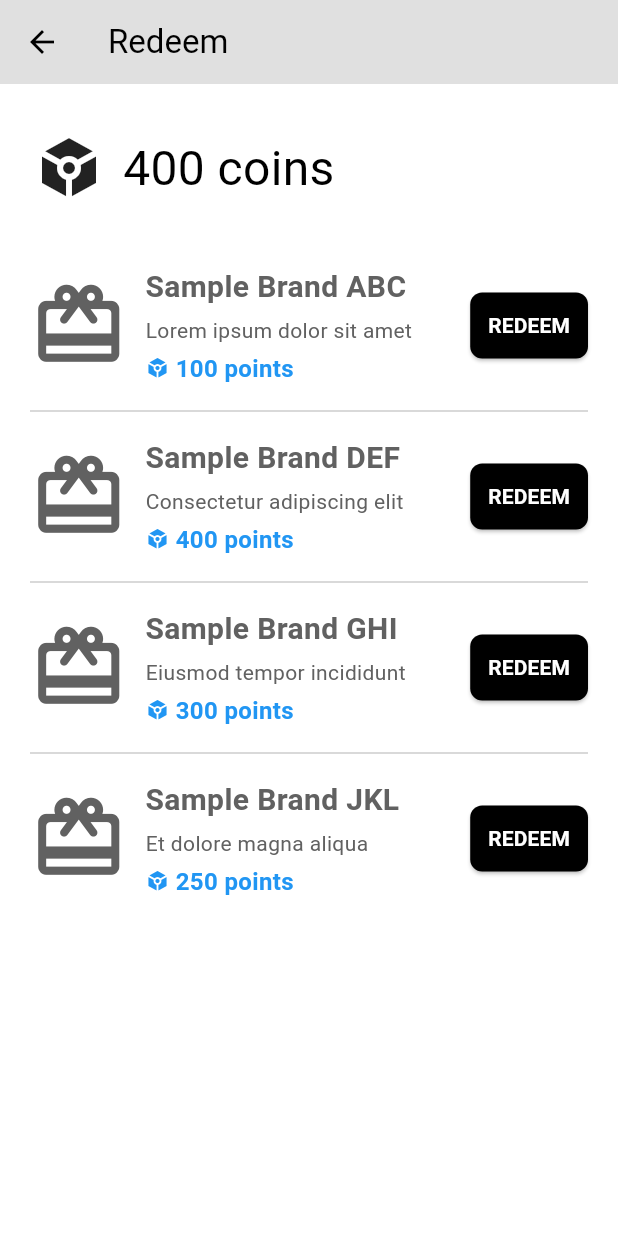
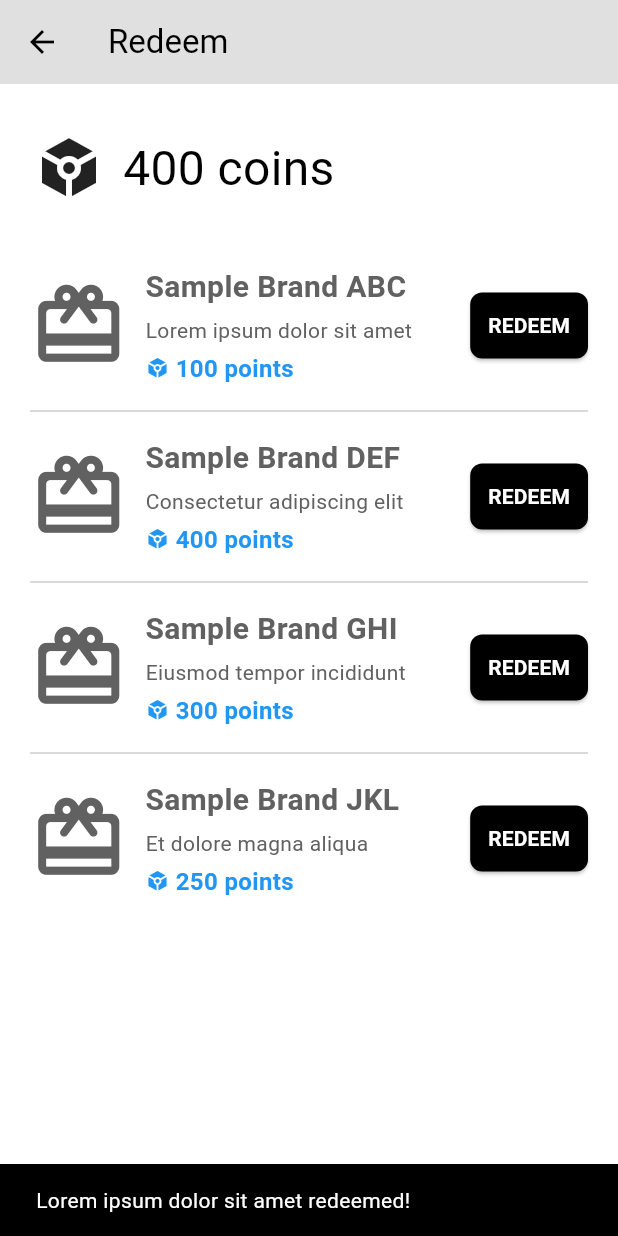
Before and after one commit to mixter3011/Eco_App, a Flutter app: the RedeemPage screen opened directly, after a tap on "REDEEM", on a phone screen of 412 x 824 dp. Run offline on Flutter 3.47's test engine with Material 3 defaults, Android fonts, the phone set to English and light mode, and no system bars; our stand-ins replace google_fonts, pie_chart, slide_to_act.

Commit message:
Minor tweaks to Add Emission Page & Redeem Page

```diff
--- a/lib/pages/redeem_page.dart
+++ b/lib/pages/redeem_page.dart
@@ -78,6 +78,13 @@ class _RedeemPageState extends State<RedeemPage> {
                           if (giftCards[index][2] <= coins) {
                             // User CAN redeem
                             redeemCard(giftCards[index][2]);
+                            ScaffoldMessenger.of(context).showSnackBar(
+                              SnackBar(
+                                content:
+                                    Text('${giftCards[index][1]} redeemed!'),
+                                duration: const Duration(seconds: 2),
+                              ),
+                            );
                           } else {
                             // User CANNOT Redeem
                             /*
--- a/pubspec.yaml
+++ b/pubspec.yaml
@@ -38,6 +38,7 @@ dependencies:
   google_fonts: ^6.2.1
   provider: ^6.1.2
   pie_chart: ^5.4.0
+  easy_pie_chart: ^1.0.0
   slide_to_act: ^2.0.2
 
 dev_dependencies:
```
Also changed, not shown: lib/pages/add_emission_page.dart (+17 -17 lines), pubspec.lock.
